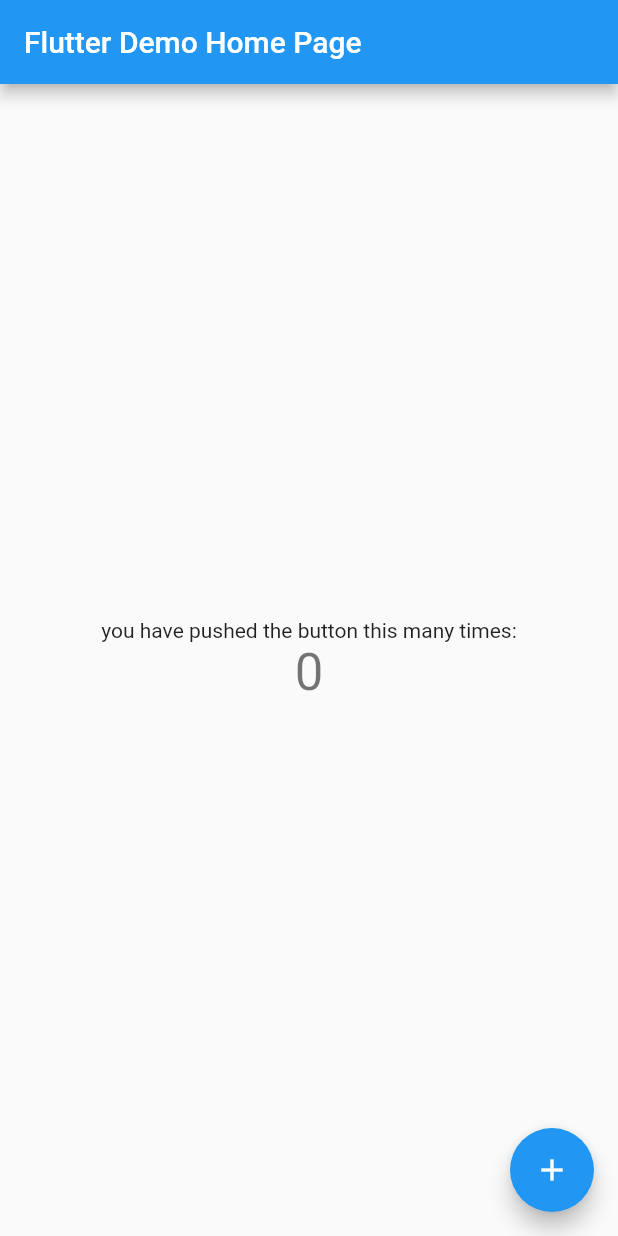
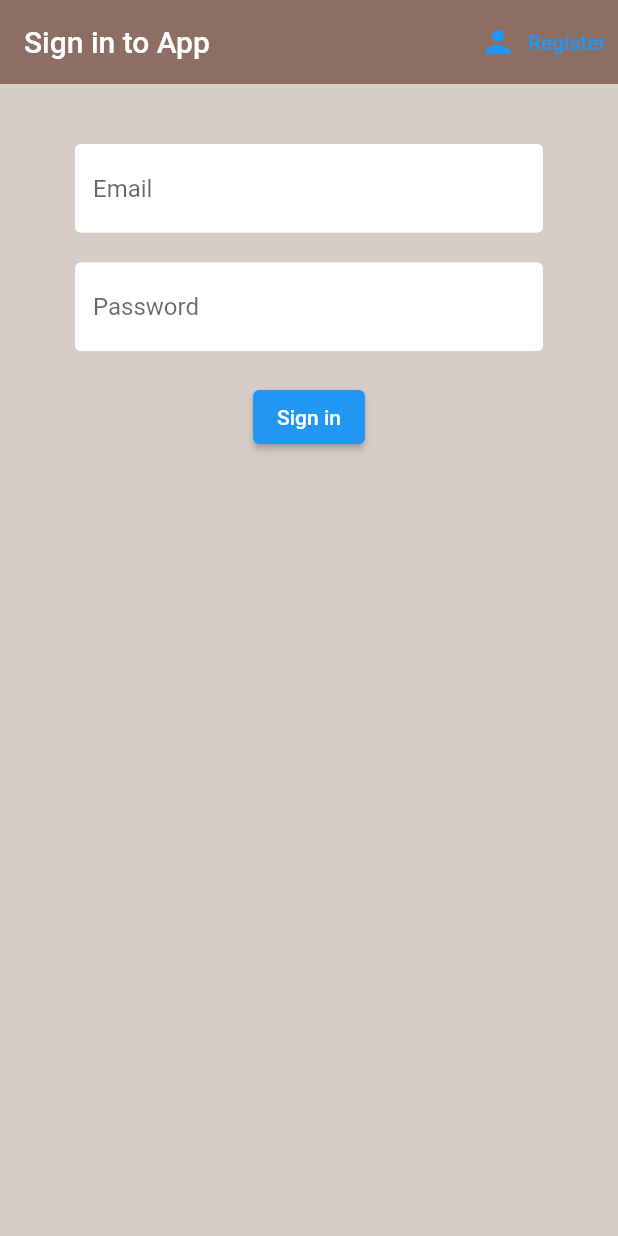
Before and after one commit to VictorA-RGV/sp_fitness_app, a Flutter app: the screen it shows after launch, on a phone screen of 412 x 824 dp. Run offline on Flutter 3.47's test engine with Material 2 defaults, Android fonts, the phone set to English and light mode, and no system bars; our stand-ins replace firebase_auth, firebase_core, flutter_spinkit; accounts and stored records are empty.

```diff
--- a/lib/main.dart
+++ b/lib/main.dart
@@ -1,6 +1,13 @@
 import 'package:flutter/material.dart';
+import 'package:sp_fitness_app/screens/wrapper.dart';
+import 'package:firebase_core/firebase_core.dart';
+import 'package:provider/provider.dart';
+import 'package:sp_fitness_app/services/auth.dart';
+import 'package:sp_fitness_app/models/user.dart';
 
-void main() {
+void main() async {
+  WidgetsFlutterBinding.ensureInitialized();
+  await Firebase.initializeApp();
   runApp(const MyApp());
 }
 
@@ -10,106 +17,12 @@ class MyApp extends StatelessWidget {
   // This widget is the root of your application.
   @override
   Widget build(BuildContext context) {
-    return MaterialApp(
-      title: 'Flutter Demo',
-      theme: ThemeData(
-        // This is the theme of your application.
-        //
-        // Try running your application with "flutter run". You'll see the
-        // application has a blue toolbar. Then, without quitting the app, try
-        // changing the primarySwatch below to Colors.green and then invoke
-        // "hot reload" (press "r" in the console where you ran "flutter run",
-        // or simply save your changes to "hot reload" in a Flutter IDE).
-        // Notice that the counter didn't reset back to zero; the application
-        // is not restarted.
-        primarySwatch: Colors.blue,
+    return StreamProvider<UserModel?>.value(
+      initialData: UserModel(uid: ''),
+      value: AuthService().user,
+      child: const MaterialApp(
+        home: Wrapper(),
       ),
-      home: const MyHomePage(title: 'Flutter Demo Home Page'),
     );
   }
 }
-
-class MyHomePage extends StatefulWidget {
-  const MyHomePage({super.key, required this.title});
-
-  // This widget is the home page of your application. It is stateful, meaning
-  // that it has a State object (defined below) that contains fields that affect
-  // how it looks.
-
-  // This class is the configuration for the state. It holds the values (in this
-  // case the title) provided by the parent (in this case the App widget) and
-  // used by the build method of the State. Fields in a Widget subclass are
-  // always marked "final".
-
-  final String title;
-
-  @override
-  State<MyHomePage> createState() => _MyHomePageState();
-}
-
-class _MyHomePageState extends State<MyHomePage> {
-  int _counter = 0;
-
-  void _incrementCounter() {
-    setState(() {
-      // This call to setState tells the Flutter framework that something has
-      // changed in this State, which causes it to rerun the build method below
-      // so that the display can reflect the updated values. If we changed
-      // _counter without calling setState(), then the build method would not be
-      // called again, and so nothing would appear to happen.
-      _counter++;
-    });
-  }
-
-  @override
-  Widget build(BuildContext context) {
-    // This method is rerun every time setState is called, for instance as done
-    // by the _incrementCounter method above.
-    //
-    // The Flutter framework has been optimized to make rerunning build methods
-    // fast, so that you can just rebuild anything that needs updating rather
-    // than having to individually change instances of widgets.
-    return Scaffold(
-      appBar: AppBar(
-        // Here we take the value from the MyHomePage object that was created by
-        // the App.build method, and use it to set our appbar title.
-        title: Text(widget.title),
-      ),
-      body: Center(
-        // Center is a layout widget. It takes a single child and positions it
-        // in the middle of the parent.
-        child: Column(
-          // Column is also a layout widget. It takes a list of children and
-          // arranges them vertically. By default, it sizes itself to fit its
-          // children horizontally, and tries to be as tall as its parent.
-          //
-          // Invoke "debug painting" (press "p" in the console, choose the
-          // "Toggle Debug Paint" action from the Flutter Inspector in Android
-          // Studio, or the "Toggle Debug Paint" command in Visual Studio Code)
-          // to see the wireframe for each widget.
-          //
-          // Column has various properties to control how it sizes itself and
-          // how it positions its children. Here we use mainAxisAlignment to
-          // center the children vertically; the main axis here is the vertical
-          // axis because Columns are vertical (the cross axis would be
-          // horizontal).
-          mainAxisAlignment: MainAxisAlignment.center,
-          children: <Widget>[
-            const Text(
-              'you have pushed the button this many times:',
-            ),
-            Text(
-              '$_counter',
-              style: Theme.of(context).textTheme.headlineMedium,
-            ),
-          ],
-        ),
-      ),
-      floatingActionButton: FloatingActionButton(
-        onPressed: _incrementCounter,
-        tooltip: 'Increment',
-        child: const Icon(Icons.add),
-      ), // This trailing comma makes auto-formatting nicer for build methods.
-    );
-  }
-}
--- /dev/null
+++ b/lib/models/user.dart
@@ -0,0 +1,7 @@
+class UserModel {
+ // with UserModel we can return what properties of a user we would like to use from the database
+
+  final String uid;
+
+  UserModel({required this.uid});
+}
--- /dev/null
+++ b/lib/screens/Authenticate/authenticate.dart
@@ -0,0 +1,21 @@
+import 'package:flutter/material.dart';
+import 'package:sp_fitness_app/screens/Authenticate/register.dart';
+import 'package:sp_fitness_app/screens/Authenticate/sign_in.dart';
+
+// this screen will autheticate user ID
+class Authenticate extends StatefulWidget {
+  const Authenticate({super.key});
+
+  @override
+  State<Authenticate> createState() => _AuthenticateState();
+}
+
+class _AuthenticateState extends State<Authenticate> {
+  bool showSignIn = true;
+  void toggleView(){setState(() {
+    showSignIn = !showSignIn;
+  });}
+  @override
+  Widget build(BuildContext context) {
+    if(showSignIn){return SignIn(toggleView: toggleView);} else {return Register(toggleView: toggleView);}
+}}
--- /dev/null
+++ b/lib/screens/Authenticate/register.dart
@@ -0,0 +1,101 @@
+import 'package:flutter/material.dart';
+import 'package:sp_fitness_app/services/auth.dart';
+import 'package:sp_fitness_app/shared/constants.dart';
+import 'package:sp_fitness_app/shared/loading.dart';
+class Register extends StatefulWidget {
+  //const Register({super.key});
+  final Function toggleView;
+  const Register({required this.toggleView});
+  @override
+  State<Register> createState() => _RegisterState();
+}
+
+class _RegisterState extends State<Register> {
+  final AuthService _auth = AuthService();
+  final _formKey = GlobalKey<FormState>();
+  bool loading = false;
+  //txt field state
+  String email = '';
+  String password = '';
+  String error = '';
+  @override
+  Widget build(BuildContext context) {
+    return loading ? const Loading() : Scaffold(
+      backgroundColor: Colors.brown[100],
+      appBar: AppBar(
+    backgroundColor: Colors.brown[400],
+    elevation: 0.0,
+    title: const Text('Register for App'),
+    actions: [
+      TextButton.icon(
+          onPressed: () {
+            widget.toggleView();
+          },
+          icon: const Icon(Icons.person),
+          label: const Text('sign-in'))
+    ],
+      ),
+      body: Container(
+      padding: const EdgeInsets.symmetric(vertical: 20.0, horizontal: 50.0),
+      child: Form(
+          // will be used to validate the form
+          key: _formKey,
+          child: Column(
+            children: [
+              const SizedBox(
+                height: 20.0,
+              ),
+              TextFormField(
+                decoration: textInputDecoration.copyWith(hintText: 'Email'),
+                validator: (value) =>
+                    value!.isEmpty ? 'Enter an email' : null,
+                onChanged: (value) {
+                  setState(() {
+                    email = value;
+                  });
+                },
+              ),
+              const SizedBox(
+                height: 20.0,
+              ),
+              TextFormField(decoration:  textInputDecoration.copyWith(hintText: 'Password'),
+                obscureText: true,
+                validator: (value) => value!.length < 6
+                    ? 'Enter a password with 6+ chars long'
+                    : null,
+                onChanged: (value) {
+                  setState(() {
+                    password = value;
+                  });
+                },
+              ),
+              const SizedBox(
+                height: 20.0,
+              ),
+              ElevatedButton(
+                onPressed: () async {
+                  if (_formKey.currentState!.validate()) {
+                    setState(() {
+                      loading = true;
+                    });
+                    dynamic result = await _auth
+                        .registerWithEmailAndPassword(email, password);
+                    if (result == null) {
+                      setState(() {
+                        error = 'please supply a valid email';
+                        loading = false;
+                      });
+                    }
+                  }
+                },
+                child: const Text('Register'),
+              ),
+              SizedBox(
+                height: 15.0,
+                child: Text(error),
+              )
+            ],
+          ))),
+    );
+  }
+}
--- /dev/null
+++ b/lib/screens/Authenticate/sign_in.dart
@@ -0,0 +1,106 @@
+import 'package:flutter/material.dart';
+import 'package:sp_fitness_app/services/auth.dart';
+import 'package:sp_fitness_app/shared/constants.dart';
+import 'package:sp_fitness_app/shared/loading.dart';
+
+class SignIn extends StatefulWidget {
+  //const SignIn({super.key});
+  final Function toggleView;
+  const SignIn({required this.toggleView});
+  @override
+  State<SignIn> createState() => _SignInState();
+}
+
+class _SignInState extends State<SignIn> {
+  final AuthService _auth = AuthService();
+  final _formKey = GlobalKey<FormState>();
+  bool loading = false;
+
+  //txt field state
+  String email = '';
+  String password = '';
+  String error = '';
+  @override
+  Widget build(BuildContext context) {
+    return loading ? const Loading() : Scaffold(
+      backgroundColor: Colors.brown[100],
+      appBar: AppBar(
+        backgroundColor: Colors.brown[400],
+        elevation: 0.0,
+        title: const Text('Sign in to App'),
+        actions: [
+          TextButton.icon(
+              onPressed: () {
+                widget.toggleView();
+              },
+              icon: const Icon(Icons.person),
+              label: const Text('Register'))
+        ],
+      ),
+      body: Container(
+          padding: const EdgeInsets.symmetric(vertical: 20.0, horizontal: 50.0),
+          child: Form(
+            key: _formKey,
+            child: Column(
+              children: [
+                const SizedBox(
+                  height: 20.0,
+                ),
+                TextFormField(
+                  decoration: textInputDecoration.copyWith(hintText: 'Email'),
+                  validator: (value) =>
+                      value!.isEmpty ? 'Enter an email' : null,
+                  onChanged: (value) {
+                    setState(() {
+                      email = value;
+                    });
+                  },
+                ),
+                const SizedBox(
+                  height: 20.0,
+                ),
+                TextFormField(
+                  decoration:
+                      textInputDecoration.copyWith(hintText: 'Password'),
+                  obscureText: true,
+                  validator: (value) => value!.length < 6
+                      ? 'Enter a password with 6+ chars long'
+                      : null,
+                  onChanged: (value) {
+                    setState(() {
+                      password = value;
+                    });
+                  },
+                ),
+                const SizedBox(
+                  height: 20.0,
+                ),
+                ElevatedButton(
+                  onPressed: () async {
+                    if (_formKey.currentState!.validate()) {
+                      setState(() {
+                        loading = true;
+                      });
+                      dynamic result = await _auth.signInWithEmailAndPassword(
+                          email, password);
+
+                      if (result == null) {
+                        setState(() {
+                          error = 'Could not sign in with those credentials';
+                          loading = false;
+                        });
+                      }
+                    }
+                  },
+                  child: const Text('Sign in'),
+                ),
+                SizedBox(
+                  height: 15.0,
+                  child: Text(error),
+                )
+              ],
+            ),
+          )),
+    );
+  }
+}
--- /dev/null
+++ b/lib/screens/wrapper.dart
@@ -0,0 +1,21 @@
+import 'package:flutter/material.dart';
+import 'package:sp_fitness_app/screens/Authenticate/authenticate.dart';
+import 'package:sp_fitness_app/screens/home/home.dart';
+import 'package:provider/provider.dart';
+import 'package:sp_fitness_app/models/user.dart';
+//depending if the user is logged in or not will be moved to either authenticate or home page
+class Wrapper extends StatelessWidget {
+  const Wrapper({super.key});
+
+  @override
+  Widget build(BuildContext context) {
+    // Authenticate page or home, using a stream which detects authentication changes
+
+    final user = Provider.of<UserModel?>(context);
+    if(user == null){
+      return const Authenticate();
+
+    }
+    else {return Home();}
+  }
+}
--- /dev/null
+++ b/lib/shared/constants.dart
@@ -0,0 +1,10 @@
+import 'package:flutter/material.dart';
+//create constant designs to be reused in the app. You can use .copywith to edit the input decoration
+const textInputDecoration = InputDecoration(
+
+    fillColor: Colors.white,
+    filled: true,
+    enabledBorder: OutlineInputBorder(
+        borderSide: BorderSide(color: Colors.white, width: 2.0)),
+    focusedBorder: OutlineInputBorder(
+        borderSide: BorderSide(color: Colors.pink, width: 2.0)));
--- a/pubspec.yaml
+++ b/pubspec.yaml
@@ -35,6 +35,11 @@ dependencies:
   # The following adds the Cupertino Icons font to your application.
   # Use with the CupertinoIcons class for iOS style icons.
   cupertino_icons: ^1.0.2
+  firebase_auth: ^4.2.5
+  cloud_firestore: ^4.3.1
+  firebase_core: ^2.4.1
+  provider: ^6.0.5
+  flutter_spinkit: ^5.1.0
 
 dev_dependencies:
   flutter_test:
```
Also changed, not shown: lib/screens/home/home.dart (added, +29 -0 lines), lib/services/auth.dart (added, +60 -0 lines), lib/shared/loading.dart (added, +17 -0 lines), pubspec.lock, 4 other files.
